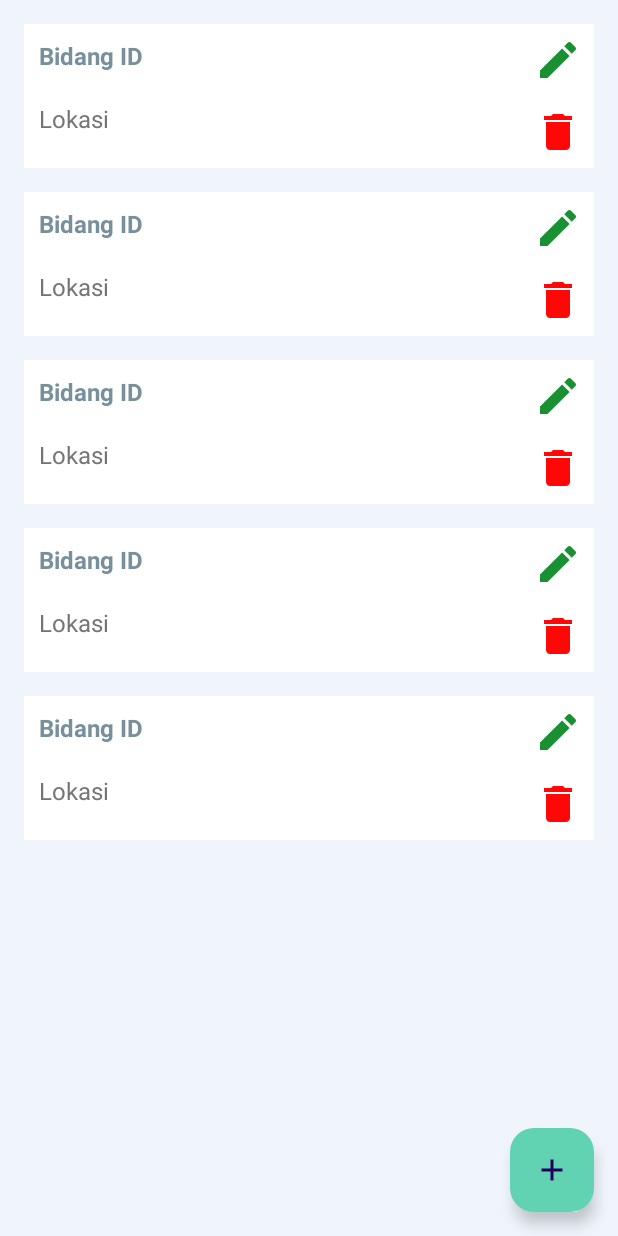
After one commit to andpromobile/ElaporAdmin, an Android app: the layout activity_lokasi.xml on its own in the app's theme, with its tools: preview values and no code run, on a phone screen of 412 x 824 dp. The commit adds this screen. Run offline under Robolectric (Android 15) with nearby library versions, the phone set to English and light mode, and no system bars.

Commit message:
Penambahan: Membuat kelengkapan fitur lokasi

```diff
--- a/app/src/main/AndroidManifest.xml
+++ b/app/src/main/AndroidManifest.xml
@@ -15,6 +15,12 @@
         android:theme="@style/Theme.ElaporAdmin"
         android:usesCleartextTraffic="true"
         tools:targetApi="31">
+        <activity
+            android:name=".LokasiFormActivity"
+            android:exported="false" />
+        <activity
+            android:name=".LokasiActivity"
+            android:exported="false" />
         <activity
             android:name=".KelurahanFormActivity"
             android:exported="false" />
--- a/app/src/main/java/com/example/elaporadmin/adapter/ListBidangAdapter.kt
+++ b/app/src/main/java/com/example/elaporadmin/adapter/ListBidangAdapter.kt
@@ -16,7 +16,9 @@ import com.example.elaporadmin.R
 import com.example.elaporadmin.dao.Bidang
 
 
-class ListBidangAdapter(val listBidang:ArrayList<Bidang>, val listener:OnAdapterListener): RecyclerView.Adapter<ListBidangAdapter.ListBidangHolder>() {
+class ListBidangAdapter(val listBidang:ArrayList<Bidang>,
+                        val listener:OnAdapterListener):
+    RecyclerView.Adapter<ListBidangAdapter.ListBidangHolder>() {
     inner class ListBidangHolder(itemView: View): RecyclerView.ViewHolder(itemView) {
 
         var namaBidang: TextView = itemView.findViewById(R.id.namaBidang)
--- a/app/src/main/java/com/example/elaporadmin/dao/Lokasi.kt
+++ b/app/src/main/java/com/example/elaporadmin/dao/Lokasi.kt
@@ -3,7 +3,7 @@ package com.example.elaporadmin.dao
 class Lokasi (
     val id: Int = 0,
     val bidang_id: Int = 0,
-    val DataLokasi: String = "",
+    val datalokasi: String = "",
     val latitude: Int = 0,
     val longitude: Int = 0,
     val foto: String = "",
--- a/app/src/main/java/com/example/elaporadmin/retrofit/ApiEndPoint.kt
+++ b/app/src/main/java/com/example/elaporadmin/retrofit/ApiEndPoint.kt
@@ -2,6 +2,7 @@ package com.example.elaporadmin.retrofit
 
 import com.example.elaporadmin.dao.Bidang
 import com.example.elaporadmin.dao.Kelurahan
+import com.example.elaporadmin.dao.Lokasi
 import retrofit2.Call
 import retrofit2.http.GET
 
@@ -12,4 +13,7 @@ interface ApiEndPoint {
 
     @GET("kelurahan.php")
     fun getKelurahan(): Call<List<Kelurahan>>
+
+    @GET("lokasi.php")
+    fun getLokasi(): Call<List<Lokasi>>
 }
--- /dev/null
+++ b/app/src/main/res/layout/activity_lokasi.xml
@@ -0,0 +1,67 @@
+<?xml version="1.0" encoding="utf-8"?>
+<androidx.constraintlayout.widget.ConstraintLayout xmlns:android="http://schemas.android.com/apk/res/android"
+    xmlns:app="http://schemas.android.com/apk/res-auto"
+    xmlns:tools="http://schemas.android.com/tools"
+    android:layout_width="match_parent"
+    android:layout_height="match_parent"
+    tools:context=".LokasiActivity">
+
+    <androidx.core.widget.NestedScrollView
+        android:layout_width="match_parent"
+        android:layout_height="match_parent"
+        android:background="@color/light_teal">
+
+        <androidx.constraintlayout.widget.ConstraintLayout
+            android:layout_width="match_parent"
+            android:layout_height="match_parent">
+
+            <androidx.recyclerview.widget.RecyclerView
+                android:id="@+id/listLokasi"
+                android:layout_width="match_parent"
+                android:layout_height="match_parent"
+                android:dividerHeight="0dp"
+                app:layout_constraintBottom_toBottomOf="parent"
+                app:layout_constraintEnd_toEndOf="parent"
+                app:layout_constraintStart_toStartOf="parent"
+                app:layout_constraintTop_toTopOf="parent"
+                tools:itemCount="5"
+                tools:listitem="@layout/list_lokasi" />
+
+            <TextView
+                android:id="@+id/noLokasi"
+                android:layout_width="match_parent"
+                android:layout_height="48dp"
+                app:layout_constraintStart_toStartOf="parent"
+                app:layout_constraintEnd_toEndOf="parent"
+                android:text="DATA BELUM ADA"
+                android:layout_marginStart="16dp"
+                android:layout_marginEnd="16dp"
+                android:background="@color/white"
+                android:textAlignment="center"
+                android:gravity="center"
+                android:textStyle="bold"
+                android:textSize="20sp"
+                android:visibility="gone"
+                app:layout_constraintTop_toBottomOf="@+id/listLokasi"
+                tools:ignore="HardcodedText" />
+
+
+        </androidx.constraintlayout.widget.ConstraintLayout>
+
+    </androidx.core.widget.NestedScrollView>
+
+    <com.google.android.material.floatingactionbutton.FloatingActionButton
+        android:id="@+id/fabLokasi"
+        android:layout_width="56dp"
+        android:layout_height="56dp"
+        android:layout_marginEnd="16dp"
+        android:layout_marginBottom="16dp"
+        android:background="@color/teal"
+        android:importantForAccessibility="no"
+        android:src="@drawable/baseline_add_24"
+        app:backgroundTint="@color/teal"
+        app:layout_constraintBottom_toBottomOf="parent"
+        app:layout_constraintEnd_toEndOf="parent"
+        tools:ignore="ImageContrastCheck" />
+
+</androidx.constraintlayout.widget.ConstraintLayout>
--- /dev/null
+++ b/app/src/main/res/layout/list_lokasi.xml
@@ -0,0 +1,58 @@
+<?xml version="1.0" encoding="utf-8"?>
+<RelativeLayout xmlns:android="http://schemas.android.com/apk/res/android"
+    xmlns:app="http://schemas.android.com/apk/res-auto"
+    xmlns:tools="http://schemas.android.com/tools"
+    android:layout_width="match_parent"
+    android:layout_height="wrap_content"
+    android:layout_marginStart="16dp"
+    android:layout_marginTop="16dp"
+    android:layout_marginEnd="16dp"
+    android:background="@color/cardview_light_background">
+
+
+    <TextView
+        android:id="@+id/bidang_id"
+        android:layout_width="match_parent"
+        android:layout_height="wrap_content"
+        android:hint="Bidang ID"
+        android:padding="10dp"
+        android:layout_toStartOf="@+id/editLokasi"
+        android:textColorHint="#78909C"
+        android:textSize="16sp"
+        android:textStyle="bold"
+        tools:ignore="HardcodedText" />
+
+    <TextView
+        android:id="@+id/lokasi"
+        android:layout_width="match_parent"
+        android:layout_height="wrap_content"
+        android:layout_alignWithParentIfMissing="false"
+        android:layout_below="@id/bidang_id"
+        android:layout_toStartOf="@+id/editLokasi"
+        android:hint="Lokasi"
+        android:padding="10dp"
+        android:textColorHint="#757575"
+        android:textSize="16sp"
+        tools:ignore="HardcodedText" />
+
+    <ImageButton
+        android:id="@+id/editLokasi"
+        android:layout_width="48dp"
+        android:layout_height="48dp"
+        android:layout_alignParentEnd="true"
+        android:background="@color/white"
+        android:foregroundTint="#FFFFFF"
+        app:srcCompat="@drawable/baseline_edit_24"
+        tools:ignore="ContentDescription,SpeakableTextPresentCheck" />
+
+    <ImageButton
+        android:id="@+id/hapusLokasi"
+        android:layout_width="48dp"
+        android:layout_height="48dp"
+        android:layout_below="@+id/editLokasi"
+        android:layout_toEndOf="@+id/lokasi"
+        android:background="@color/white"
+        app:srcCompat="@drawable/baseline_delete_24"
+        tools:ignore="ContentDescription,SpeakableTextPresentCheck" />
+
+</RelativeLayout>
```
Also changed, not shown: app/src/main/java/com/example/elaporadmin/LokasiActivity.kt (added, +88 -0 lines), app/src/main/java/com/example/elaporadmin/LokasiFormActivity.kt (added, +11 -0 lines), app/src/main/java/com/example/elaporadmin/adapter/ListLokasiAdapter.kt (added, +44 -0 lines), app/src/main/res/layout/activity_lokasi_form.xml (added, +9 -0 lines).
